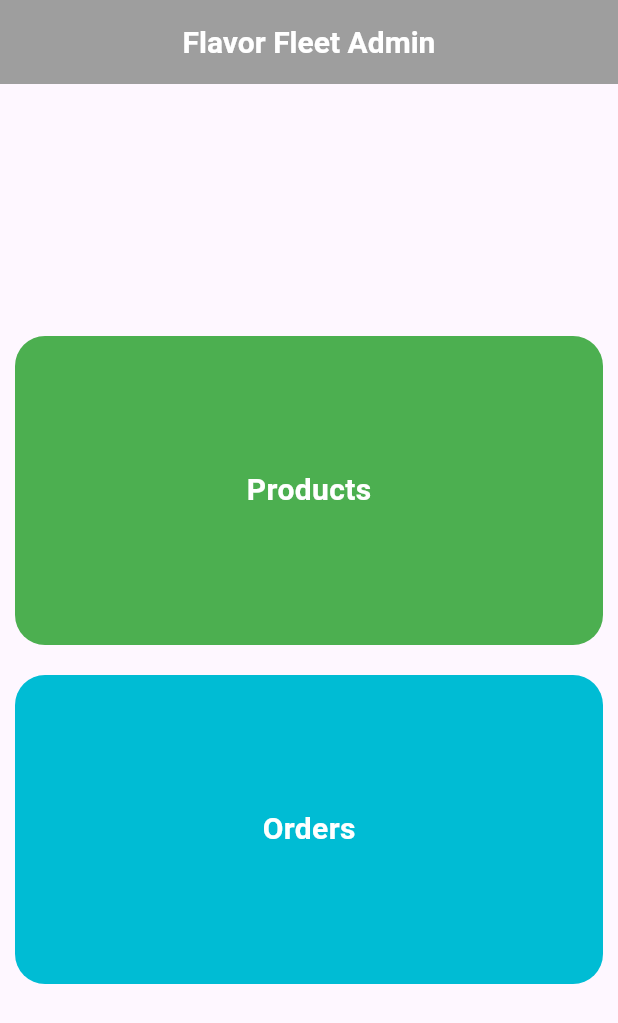
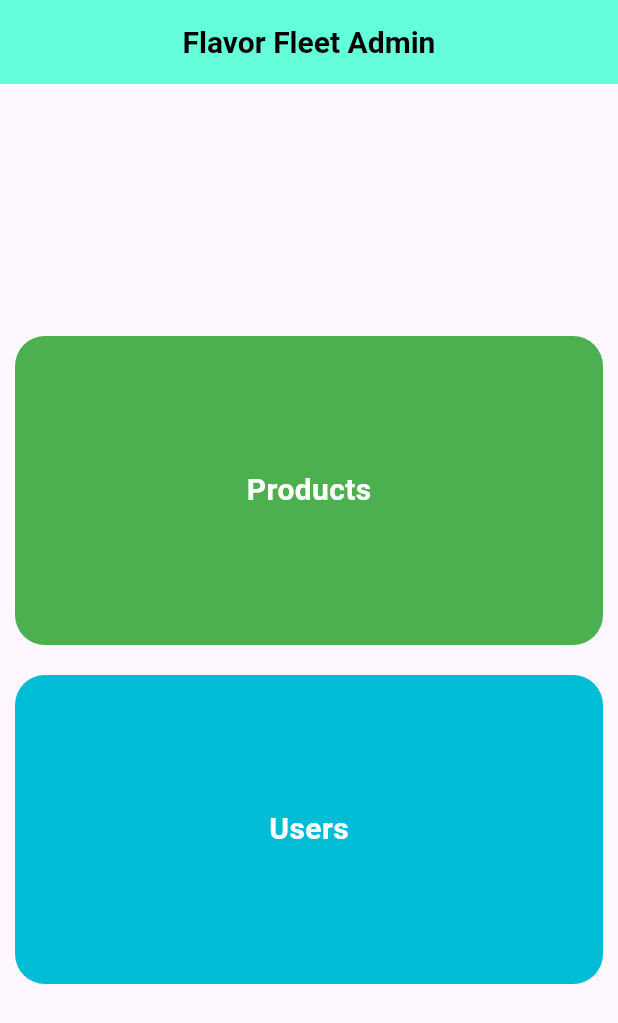
Before and after one commit to shadu-rz/Flavor-Fleet-Admin-App, a Flutter app: the screen it shows after launch, on a phone screen of 412 x 824 dp. Shown: the top 1023 px of the screen. Run offline on Flutter 3.47's test engine with Material 3 defaults, Android fonts, the phone set to English and light mode, and no system bars; our stand-ins replace cloud_firestore, firebase_core, get; accounts and stored records are empty.

```diff
--- a/lib/main.dart
+++ b/lib/main.dart
@@ -1,5 +1,5 @@
 import 'package:firebase_core/firebase_core.dart';
-import 'package:flavor_fleet_admin_app/pages/products.dart';
+import 'package:flavor_fleet_admin_app/pages/landing_page.dart';
 import 'package:flutter/material.dart';
 
 void main() async {
--- a/lib/pages/products.dart
+++ b/lib/pages/landing_page.dart
@@ -10,11 +10,11 @@ class ProductsPage extends StatelessWidget {
   Widget build(BuildContext context) {
     return Scaffold(
       appBar: AppBar(
-        backgroundColor: Colors.grey,
+        backgroundColor: Colors.tealAccent,
         centerTitle: true,
         title: const BigText(
           text: 'Flavor Fleet Admin',
-          color: Colors.white,
+          color: Colors.black,
         ),
       ),
       body: Column(
@@ -25,7 +25,7 @@ class ProductsPage extends StatelessWidget {
               builder: (context) => const HomePage(),
             )),
             child: Container(
-              margin: const EdgeInsets.symmetric(horizontal: 10,vertical: 10),
+              margin: const EdgeInsets.symmetric(horizontal: 10, vertical: 10),
               decoration: BoxDecoration(
                 color: Colors.green,
                 borderRadius: BorderRadius.circular(20),
@@ -44,16 +44,15 @@ class ProductsPage extends StatelessWidget {
               builder: (context) => const UsersList(),
             )),
             child: Container(
-              margin: const EdgeInsets.symmetric(horizontal: 10,vertical: 10),
+              margin: const EdgeInsets.symmetric(horizontal: 10, vertical: 10),
               decoration: BoxDecoration(
                 borderRadius: BorderRadius.circular(20),
-                 color: Colors.cyan,
+                color: Colors.cyan,
               ),
-
               height: MediaQuery.of(context).size.width / 2,
               child: const Center(
                 child: BigText(
-                  text: 'Orders',
+                  text: 'Users',
                   color: Colors.white,
                 ),
               ),
```
Also changed, not shown: lib/pages/home_page.dart (+4 -6 lines), lib/pages/users_list_page.dart (+20 -16 lines).
